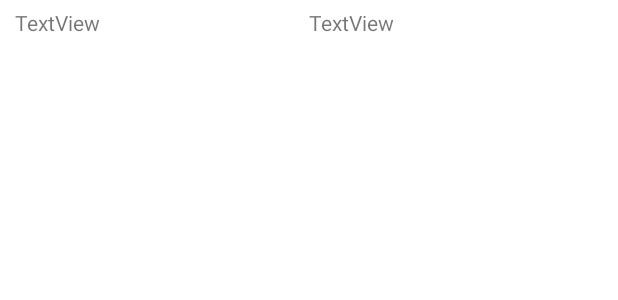
After one commit to matthieudufon/ShoppingList, an Android app: the layout content_item.xml on its own in the app's theme, with its tools: preview values and no code run, on a phone screen of 412 x 824 dp. The commit adds this screen. Shown: the top 300 px of the screen. Run offline under Robolectric (Android 15) with nearby library versions, the phone set to English and light mode, and no system bars.

Commit message:
Add recyclerview for Aliments of a Liste

```diff
--- a/app/src/main/java/fr/utt/if26/shoppinglist/AppDAO.java
+++ b/app/src/main/java/fr/utt/if26/shoppinglist/AppDAO.java
@@ -61,6 +61,9 @@ public interface AppDAO {
     @Query("SELECT * FROM compose_table WHERE aliment_id = :alimentId AND liste_id = :listeId")
     LiveData<ComposeEntity> selectComposeById(int alimentId, int listeId);
 
+    @Query("SELECT * FROM aliment_table INNER JOIN compose_table ON compose_table.aliment_id = aliment_table.aliment_id WHERE liste_id = :listeId")
+    LiveData<List<AlimentEntity>> selectAlimentByListe(int listeId);
+
     @Update
     void updateAliment(AlimentEntity aliment);
 
--- a/app/src/main/java/fr/utt/if26/shoppinglist/AppRepository.java
+++ b/app/src/main/java/fr/utt/if26/shoppinglist/AppRepository.java
@@ -53,6 +53,10 @@ public class AppRepository {
         return appDAO.selectComposeById(alimentId, listeId);
     }
 
+    public LiveData<List<AlimentEntity>> getAlimentByListe(int listeId) {
+        return appDAO.selectAlimentByListe(listeId);
+    }
+
     public void insert(AlimentEntity aliment) {
         AppDatabase.databaseWriteExecutor.execute(() -> {
             appDAO.insert(aliment);
--- a/app/src/main/java/fr/utt/if26/shoppinglist/MainActivity.java
+++ b/app/src/main/java/fr/utt/if26/shoppinglist/MainActivity.java
@@ -13,6 +13,7 @@ import com.google.android.material.floatingactionbutton.FloatingActionButton;
 
 import java.util.Date;
 
+import fr.utt.if26.shoppinglist.adapters.ListeListAdapter;
 import fr.utt.if26.shoppinglist.entities.ListeEntity;
 import fr.utt.if26.shoppinglist.viewModels.ListeViewModel;
 
--- a/app/src/main/java/fr/utt/if26/shoppinglist/ListeListAdapter.java
+++ b/app/src/main/java/fr/utt/if26/shoppinglist/adapters/ListeListAdapter.java
@@ -1,4 +1,4 @@
-package fr.utt.if26.shoppinglist;
+package fr.utt.if26.shoppinglist.adapters;
 
 import android.view.ViewGroup;
 
@@ -6,6 +6,7 @@ import androidx.annotation.NonNull;
 import androidx.recyclerview.widget.DiffUtil;
 import androidx.recyclerview.widget.ListAdapter;
 
+import fr.utt.if26.shoppinglist.holder.ListeViewHolder;
 import fr.utt.if26.shoppinglist.entities.ListeEntity;
 
 public class ListeListAdapter extends ListAdapter<ListeEntity, ListeViewHolder> {
@@ -26,7 +27,7 @@ public class ListeListAdapter extends ListAdapter<ListeEntity, ListeViewHolder>
         holder.bind(current.getNom(), current.getLieu(), current.getDate(), current.getId());
     }
 
-    static class ListeDiff extends DiffUtil.ItemCallback<ListeEntity> {
+    public static class ListeDiff extends DiffUtil.ItemCallback<ListeEntity> {
 
         @Override
         public boolean areItemsTheSame(@NonNull ListeEntity oldItem, @NonNull ListeEntity newItem) {
--- a/app/src/main/res/layout/activity_liste_content.xml
+++ b/app/src/main/res/layout/activity_liste_content.xml
@@ -34,5 +34,10 @@
             android:layout_width="match_parent"
             android:layout_height="wrap_content"
             android:text="TextView" />
+
+        <androidx.recyclerview.widget.RecyclerView
+            android:id="@+id/liste_content_rv"
+            android:layout_width="match_parent"
+            android:layout_height="match_parent" />
     </LinearLayout>
 </androidx.constraintlayout.widget.ConstraintLayout>
--- /dev/null
+++ b/app/src/main/res/layout/content_item.xml
@@ -0,0 +1,30 @@
+<?xml version="1.0" encoding="utf-8"?>
+<LinearLayout xmlns:android="http://schemas.android.com/apk/res/android"
+    android:orientation="vertical"
+    android:paddingHorizontal="10dp"
+    android:paddingVertical="5dp"
+    android:layout_width="match_parent"
+    android:layout_height="wrap_content">
+
+
+    <LinearLayout
+        android:layout_width="match_parent"
+        android:layout_height="match_parent"
+        android:orientation="horizontal">
+
+        <TextView
+            android:id="@+id/content_item_tv1"
+            android:layout_width="wrap_content"
+            android:layout_height="wrap_content"
+            android:layout_weight="1"
+            android:text="TextView" />
+
+        <TextView
+            android:id="@+id/content_item_tv2"
+            android:layout_width="wrap_content"
+            android:layout_height="wrap_content"
+            android:layout_weight="1"
+            android:text="TextView" />
+    </LinearLayout>
+
+</LinearLayout>
```
Also changed, not shown: app/src/main/java/fr/utt/if26/shoppinglist/AppDatabase.java (+15 -0 lines), app/src/main/java/fr/utt/if26/shoppinglist/ListeContentActivity.java (+16 -0 lines), app/src/main/java/fr/utt/if26/shoppinglist/adapters/ContentListAdapter.java (added, +43 -0 lines), app/src/main/java/fr/utt/if26/shoppinglist/holder/ContentViewHolder.java (added, +35 -0 lines), app/src/main/java/fr/utt/if26/shoppinglist/holder/ListeViewHolder.java (renamed from app/src/main/java/fr/utt/if26/shoppinglist/ListeViewHolder.java, +5 -2 lines), app/src/main/java/fr/utt/if26/shoppinglist/viewModels/AlimentViewModel.java (+6 -2 lines).
